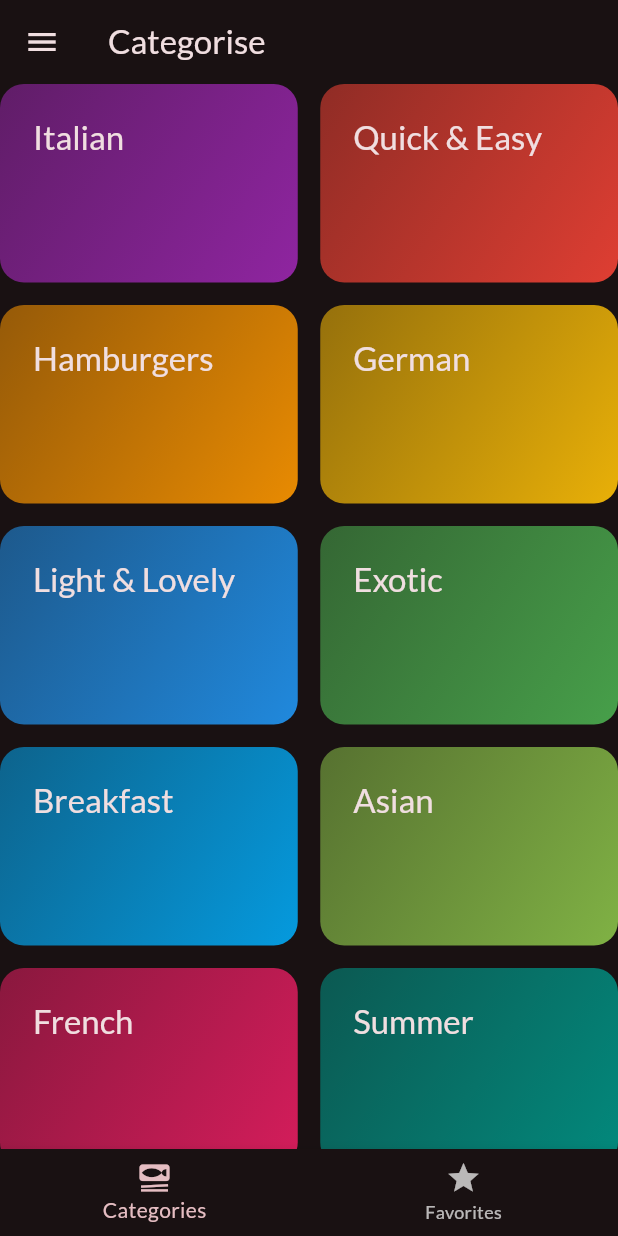
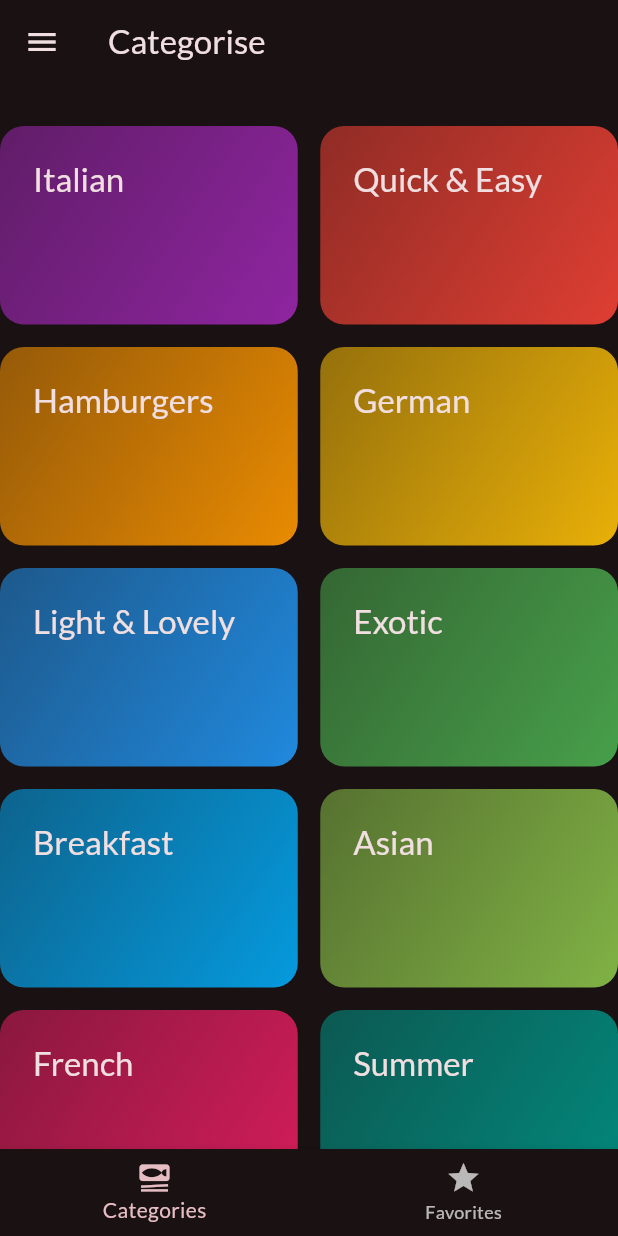
Before and after one commit to alaa2024Mandour/MealApp, a Flutter app: the first screen one second after launch, on a phone screen of 412 x 824 dp. Run offline on Flutter 3.47's test engine with Material 3 defaults, Android fonts, the phone set to English and light mode, and no system bars; our stand-ins replace flutter_riverpod, google_fonts, transparent_image.

Commit message:
handling animation for home and fav icon

```diff
--- a/lib/layouts/home_screen.dart
+++ b/lib/layouts/home_screen.dart
@@ -3,16 +3,42 @@ import 'package:meal_app/data/dummy_data.dart';
 import 'package:meal_app/widgets/category_item.dart';
 
 import '../models/meal.dart';
-class HomeScreen extends StatelessWidget {
+class HomeScreen extends StatefulWidget {
   const HomeScreen({super.key, required this.availableMeal});
   final List<Meal> availableMeal;
+
+  @override
+  State<HomeScreen> createState() => _HomeScreenState();
+}
+
+class _HomeScreenState extends State<HomeScreen>  with SingleTickerProviderStateMixin{
+  late AnimationController _controller;
+
+  @override
+  void initState() {
+    // TODO: implement initState
+    _controller = AnimationController(
+        vsync: this,
+      duration: const Duration(seconds: 1),
+      lowerBound: 0,
+      upperBound: 1,
+    )..forward();
+  }
+
+  @override
+  void dispose() {
+    // TODO: implement dispose
+    super.dispose();
+    _controller.dispose();
+  }
   @override
   Widget build(BuildContext context) {
-    return Scaffold(
-      body: GridView.builder(
+    return AnimatedBuilder(
+        animation: _controller,
+        child:  GridView.builder(
           itemBuilder: (BuildContext context, int index) => CategoryItem(
             category: availableCategories[index],
-          availableMeal: availableMeal,
+            availableMeal: widget.availableMeal,
           ),
           itemCount: availableCategories.length,
           gridDelegate: SliverGridDelegateWithFixedCrossAxisCount(
@@ -22,6 +48,9 @@ class HomeScreen extends StatelessWidget {
               childAspectRatio: 3/2
           ),
         ),
-    );
+        builder:(context,child)=>Padding(
+            padding: EdgeInsets.only(top: 140- _controller.value*140),
+          child: child,
+        ) );
   }
 }
--- a/lib/layouts/tabs_screen.dart
+++ b/lib/layouts/tabs_screen.dart
@@ -4,7 +4,6 @@ import 'package:meal_app/data/dummy_data.dart';
 import 'package:meal_app/layouts/favorite_screen.dart';
 import 'package:meal_app/layouts/home_screen.dart';
 import 'package:meal_app/layouts/meal_screen.dart';
-import 'package:meal_app/provider/meal_provider.dart';
 import 'package:meal_app/provider/navbar_Provider.dart';
 import 'package:meal_app/widgets/drawer_main.dart';
 
@@ -47,7 +46,7 @@ class TabsScreen extends ConsumerWidget {
       body: activeScreen,
       bottomNavigationBar: BottomNavigationBar(
         onTap: (index) {
-          ref.read(navbarProvider.notifier).selectPage;
+          ref.read(navbarProvider.notifier).selectPage(index);
         },
         currentIndex: selectedPageIndex,
         items: [
```
Also changed, not shown: lib/layouts/meal_detail_screen.dart (+14 -2 lines). Lines whose indentation alone changed are shown as unchanged.
